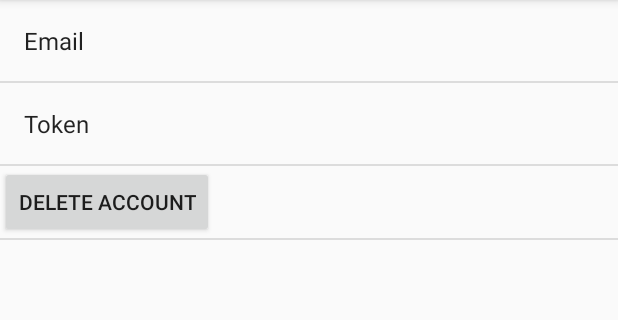
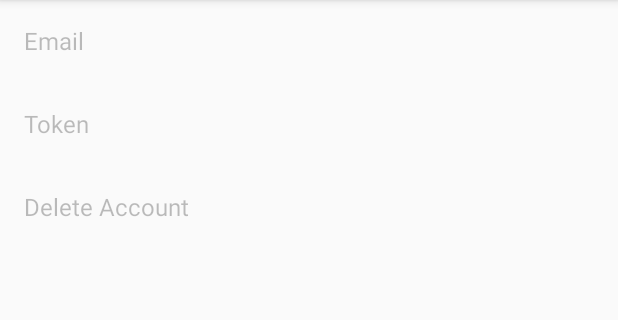
Before and after one commit to antek116/KozaczekAppInjection, an Android app: the fragment AccountPreferencesFragment placed in its activity, on a phone screen of 412 x 824 dp, the part 84-404 px from its top. Run offline under Robolectric (Android 15) with nearby library versions, the phone set to English and light mode, and no system bars; 1 statement that could not run was skipped.

Commit message:
Account Settings optimized

```diff
--- a/app/src/main/java/example/kozaczekapp/preferences/AccountPreferencesFragment.java
+++ b/app/src/main/java/example/kozaczekapp/preferences/AccountPreferencesFragment.java
@@ -5,8 +5,6 @@ import android.accounts.AccountManager;
 import android.accounts.AccountManagerFuture;
 import android.os.Bundle;
 import android.preference.Preference;
-import android.view.View;
-import android.widget.Button;
 import android.widget.Toast;
 
 import example.kozaczekapp.R;
@@ -17,11 +15,18 @@ public class AccountPreferencesFragment extends android.preference.PreferenceFra
     Preference deleteAccountPreference;
     Account account;
     AccountManager accountManager;
-    private View.OnClickListener onClickListener = new View.OnClickListener() {
+    Preference loginPreference;
+    Preference tokenPreference;
+
+    private Preference.OnPreferenceClickListener onPreferenceClickListener = new Preference.OnPreferenceClickListener() {
         @Override
-        public void onClick(View v) {
-            Toast.makeText(getActivity().getApplicationContext(), "deleteAccountButton.setOnClickListener", Toast.LENGTH_SHORT).show();
+        public boolean onPreferenceClick(Preference preference) {
+            loginPreference.setTitle(getResources().getString(R.string.account_login_title));
+            tokenPreference.setTitle(getResources().getString(R.string.account_token_title));
+            togglePreferences(false);
+            Toast.makeText(getActivity().getApplicationContext(), getString(R.string.account_deleted_msg), Toast.LENGTH_SHORT).show();
             accountManager.removeAccount(account, null, null);
+            return true;
         }
     };
 
@@ -29,34 +34,49 @@ public class AccountPreferencesFragment extends android.preference.PreferenceFra
     public void onCreate(Bundle savedInstanceState) {
         super.onCreate(savedInstanceState);
         addPreferencesFromResource(R.xml.account_preferences);
+        accountManager = AccountManager.get(getActivity().getBaseContext());
+        account = getAccount();
+        if (account == null) {
+            return;
+        }
 
-        accountManager = AccountManager.get(getActivity().getBaseContext());
-        String accountType = getResources().getString(R.string.account_type);
-        Account[] accounts = accountManager.getAccountsByType(accountType);
         deleteAccountPreference = findPreference("DELETE_BUTTON_KEY");
-        View v = deleteAccountPreference.getView(null, null);
-        Button deleteAccountButton = (Button) v.findViewById(R.id.idDeleteAccountButton);
-        deleteAccountButton.setOnClickListener(onClickListener);
+        loginPreference = findPreference(getResources().getString(R.string.account_login_key));
+        tokenPreference = findPreference(getResources().getString(R.string.account_token_key));
 
-        if (accounts.length > 0) {
-            account = accounts[0];
         final AccountManagerFuture<Bundle> future = accountManager.getAuthToken(account, AccountKeyConstants.AUTHTOKEN_TYPE_FULL_ACCESS, null, getActivity(), null, null);
         new Thread(new Runnable() {
             @Override
             public void run() {
                 try {
                     Bundle tokenBundle = future.getResult();
-                        Preference loginPreference = findPreference(getResources().getString(R.string.account_login_key));
-                        Preference tokenPreference = findPreference(getResources().getString(R.string.account_token_key));
                     final String login = tokenBundle.get(AccountManager.KEY_ACCOUNT_NAME).toString();
                     final String token = tokenBundle.get(AccountManager.KEY_AUTHTOKEN).toString();
                     loginPreference.setTitle(getResources().getString(R.string.account_login_title) + ": " + login);
                     tokenPreference.setTitle(getResources().getString(R.string.account_token_title) + ": " + token);
                 } catch (Exception e) {
-                        e.printStackTrace();
+                    e.getMessage();
                 }
             }
         }).start();
+        togglePreferences(true);
+        deleteAccountPreference.setOnPreferenceClickListener(onPreferenceClickListener);
+    }
+
+    private Account getAccount() {
+        String accountType = getResources().getString(R.string.account_type);
+        Account[] accounts = accountManager.getAccountsByType(accountType);
+        Account currentAccount = null;
+        if(accounts.length > 0) {
+            currentAccount = accounts[0];
+        }
+        return currentAccount;
+    }
+
+    private void togglePreferences(boolean state) {
+        loginPreference.setEnabled(state);
+        tokenPreference.setEnabled(state);
+        deleteAccountPreference.setEnabled(state);
+        deleteAccountPreference.setSelectable(state);
     }
 }
-}
--- a/app/src/main/res/values/strings.xml
+++ b/app/src/main/res/values/strings.xml
@@ -46,4 +46,5 @@
     <string name="selectedTimeZooneRequestType">Selected</string>
     <string name="timeZoneRequestTypeKey">timeZoneRequestTypeKey</string>
     <string name="notification_token_expired">Token is expired. Click to log in</string>
+    <string name="account_deleted_msg">Account is deleted.</string>
 </resources>
--- a/app/src/main/res/xml/account_preferences.xml
+++ b/app/src/main/res/xml/account_preferences.xml
@@ -3,14 +3,21 @@
     >
     <Preference
         android:key="@string/account_login_key"
-        android:title="@string/account_login_title" />
+        android:title="@string/account_login_title"
+        android:selectable="false"
+        android:enabled="false"/>
     <Preference
         android:key="@string/account_token_key"
-        android:title="@string/account_token_title"/>
+        android:title="@string/account_token_title"
+        android:selectable="false"
+        android:enabled="false"/>
 
     <Preference
         android:key="DELETE_BUTTON_KEY"
         android:title="@string/delete_account_button"
-        android:layout="@layout/account_preference_fragment" />
+        android:enabled="false"
+        android:selectable="false"
+         />
 
 </PreferenceScreen>
+    <!--android:layout="@layout/account_preference_fragment"-->
```
Lines whose indentation alone changed are shown as unchanged.
